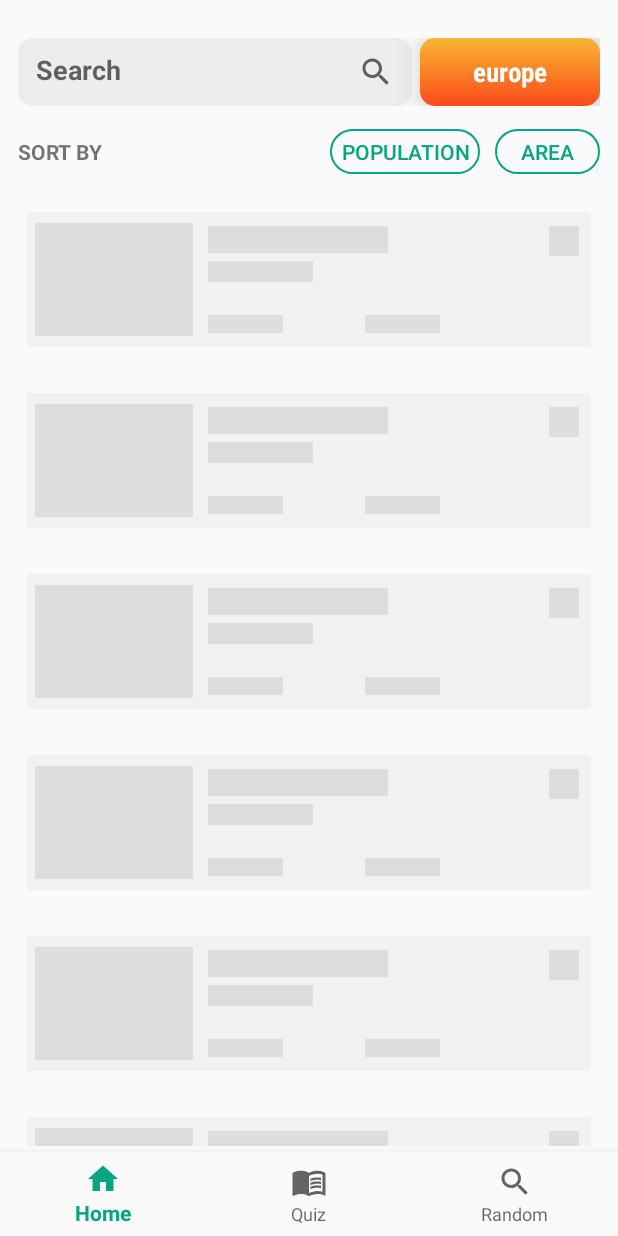
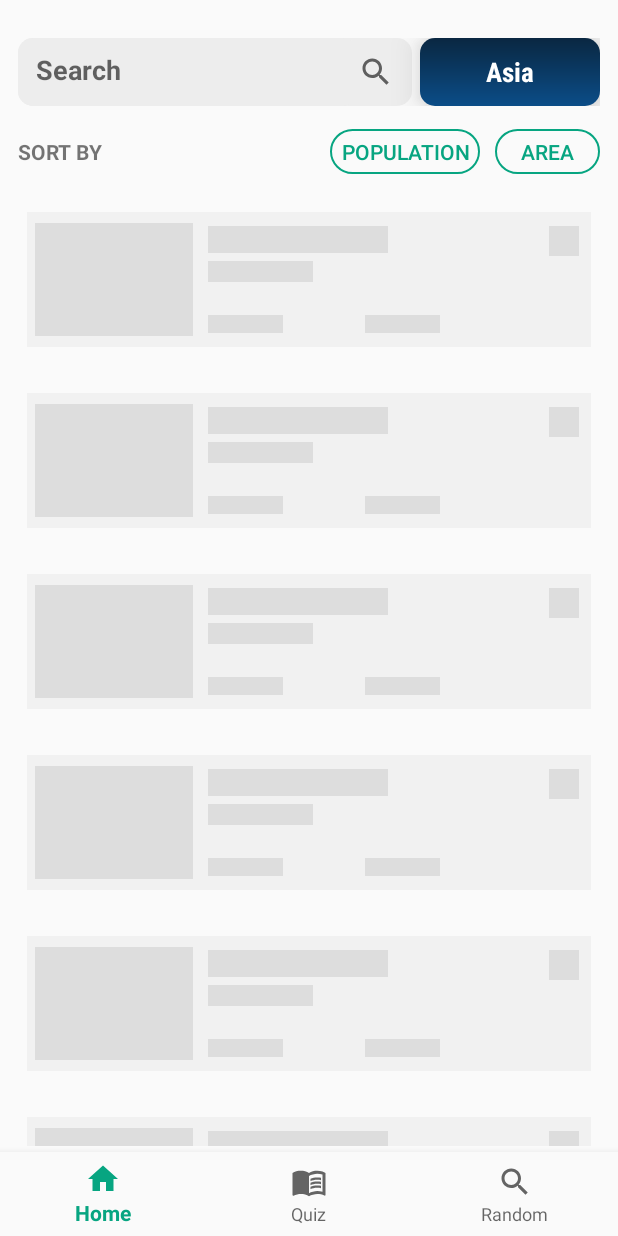
Before and after one commit to nesibeyyubov/countries-app, an Android app: the screen it shows after launch (MainActivity), after a tap on "All countries", on a phone screen of 412 x 824 dp. Run offline under Robolectric (Android 15) with nearby library versions, the phone set to English and light mode, and no system bars; our stand-ins replace Dagger/Hilt's generated code, Shimmer, navigation-ui; pictures from the network do not load.

Commit message:
added ALL_COUNTRIES region

```diff
--- a/app/src/main/java/com/nesib/countriesapp/base/BaseFragment.kt
+++ b/app/src/main/java/com/nesib/countriesapp/base/BaseFragment.kt
@@ -5,6 +5,9 @@ import android.view.LayoutInflater
 import android.view.View
 import android.view.ViewGroup
 import android.widget.Toast
+import androidx.annotation.ColorRes
+import androidx.annotation.DrawableRes
+import androidx.core.content.ContextCompat
 import androidx.fragment.app.Fragment
 import androidx.lifecycle.flowWithLifecycle
 import androidx.lifecycle.lifecycleScope
@@ -57,6 +60,10 @@ abstract class BaseFragment<
         params = arguments?.getSerializable(KEY_PARAMS) as? PARAMS
     }
 
+    fun getColor(@ColorRes colorRes: Int) = ContextCompat.getColor(requireContext(), colorRes)
+
+    fun getDrawable(@DrawableRes drawableRes: Int?) = ContextCompat.getDrawable(requireContext(), drawableRes ?: 0)
+
     fun toast(message: String) {
         Toast.makeText(requireContext(), message, Toast.LENGTH_SHORT).show()
     }
--- a/app/src/main/java/com/nesib/countriesapp/ui/countries/CountriesFragment.kt
+++ b/app/src/main/java/com/nesib/countriesapp/ui/countries/CountriesFragment.kt
@@ -14,6 +14,7 @@ import com.nesib.countriesapp.databinding.FragmentResultsBinding
 import com.nesib.countriesapp.databinding.FragmentSearchBinding
 import com.nesib.countriesapp.utils.Region
 import com.nesib.countriesapp.utils.toSafeString
+import com.nesib.countriesapp.utils.toTranslatedText
 import dagger.hilt.android.AndroidEntryPoint
 
 @AndroidEntryPoint
@@ -28,16 +29,23 @@ class CountriesFragment :
     override fun createBinding(inflater: LayoutInflater, container: ViewGroup?) =
         FragmentResultsBinding.inflate(inflater, container, false)
 
-    override fun initViews() = with(binding) {
+    override fun initViews(): Unit = with(binding) {
         recyclerView.adapter = countriesAdapter
         recyclerView.layoutManager = LinearLayoutManager(requireContext())
-        regionName.text = params?.region?.value.toSafeString()
+        params?.run {
+            regionName.text = this.region.toTranslatedText(requireContext())
+            regionNameContainer.background = getDrawable(this.region.drawableRes)
+        }
     }
 
     override fun onViewCreated(view: View, savedInstanceState: Bundle?) {
         super.onViewCreated(view, savedInstanceState)
         params?.region?.run {
-            viewModel.getCountriesByRegion(this.value)
+            if (this == Region.ALL_COUNTRIES) {
+                viewModel.getAllCountries()
+            } else {
+                viewModel.getCountriesByRegion(this.value)
+            }
         }
     }
 
--- a/app/src/main/java/com/nesib/countriesapp/ui/home/HomeFragment.kt
+++ b/app/src/main/java/com/nesib/countriesapp/ui/home/HomeFragment.kt
@@ -1,5 +1,6 @@
 package com.nesib.countriesapp.ui.home
 
+import android.util.Log
 import android.view.LayoutInflater
 import android.view.ViewGroup
 import androidx.lifecycle.ViewModelProvider
@@ -14,6 +15,7 @@ import dagger.hilt.android.AndroidEntryPoint
 @AndroidEntryPoint
 class HomeFragment : BaseFragment<FragmentHomeBinding, HomeState, HomeViewModel, ScreenParams>() {
 
+
     override val viewModel: HomeViewModel
         get() = ViewModelProvider(this)[HomeViewModel::class.java]
 
@@ -21,8 +23,28 @@ class HomeFragment : BaseFragment<FragmentHomeBinding, HomeState, HomeViewModel,
         FragmentHomeBinding.inflate(inflater, container, false)
 
     override fun initViews() = with(binding) {
-        allCountries.setOnClickListener { navigate(R.id.countriesFragment, CountriesFragment.Params(Region.EUROPE)) }
-
+        africa.setOnClickListener { navigate(R.id.countriesFragment, CountriesFragment.Params(Region.AFRICA)) }
+        allCountries.setOnClickListener {
+            navigate(
+                R.id.countriesFragment,
+                CountriesFragment.Params(Region.ALL_COUNTRIES)
+            )
+        }
+        europe.setOnClickListener { navigate(R.id.countriesFragment, CountriesFragment.Params(Region.EUROPE)) }
+        africa.setOnClickListener { navigate(R.id.countriesFragment, CountriesFragment.Params(Region.AFRICA)) }
+        asia.setOnClickListener { navigate(R.id.countriesFragment, CountriesFragment.Params(Region.ASIA)) }
+        oceania.setOnClickListener {
+            navigate(
+                R.id.countriesFragment,
+                CountriesFragment.Params(Region.OCEANIA)
+            )
+        }
+        americas.setOnClickListener {
+            navigate(
+                R.id.countriesFragment,
+                CountriesFragment.Params(Region.AMERICAS)
+            )
+        }
     }
 
     override fun render(state: HomeState) {
--- a/app/src/main/java/com/nesib/countriesapp/utils/Region.kt
+++ b/app/src/main/java/com/nesib/countriesapp/utils/Region.kt
@@ -1,11 +1,25 @@
 package com.nesib.countriesapp.utils
 
-import android.graphics.drawable.Drawable
+import android.content.Context
+import androidx.annotation.DrawableRes
+import com.nesib.countriesapp.R
 
-enum class Region(val value: String, val drawable: Drawable? = null) {
-    ASIA("asia"),
-    EUROPE("europe"),
-    AFRICA("africa"),
-    AMERICAS("americas"),
-    OCEANIA("oceania"),
+enum class Region(val value: String, @DrawableRes val drawableRes: Int) {
+    ASIA("asia", R.drawable.bg_asia),
+    EUROPE("europe", R.drawable.bg_europa),
+    AFRICA("africa", R.drawable.bg_africa),
+    AMERICAS("americas", R.drawable.bg_america),
+    OCEANIA("oceania", R.drawable.bg_oceania),
+    ALL_COUNTRIES("all_countries", R.drawable.bg_world)
 }
+
+fun Region.toTranslatedText(context: Context): String {
+    return when (this) {
+        Region.ASIA -> context.getString(R.string.region_asia)
+        Region.AFRICA -> context.getString(R.string.region_africa)
+        Region.AMERICAS -> context.getString(R.string.region_americas)
+        Region.EUROPE -> context.getString(R.string.region_europe)
+        Region.OCEANIA -> context.getString(R.string.region_oceania)
+        Region.ALL_COUNTRIES -> context.getString(R.string.region_asia)
+    }
+}
```
